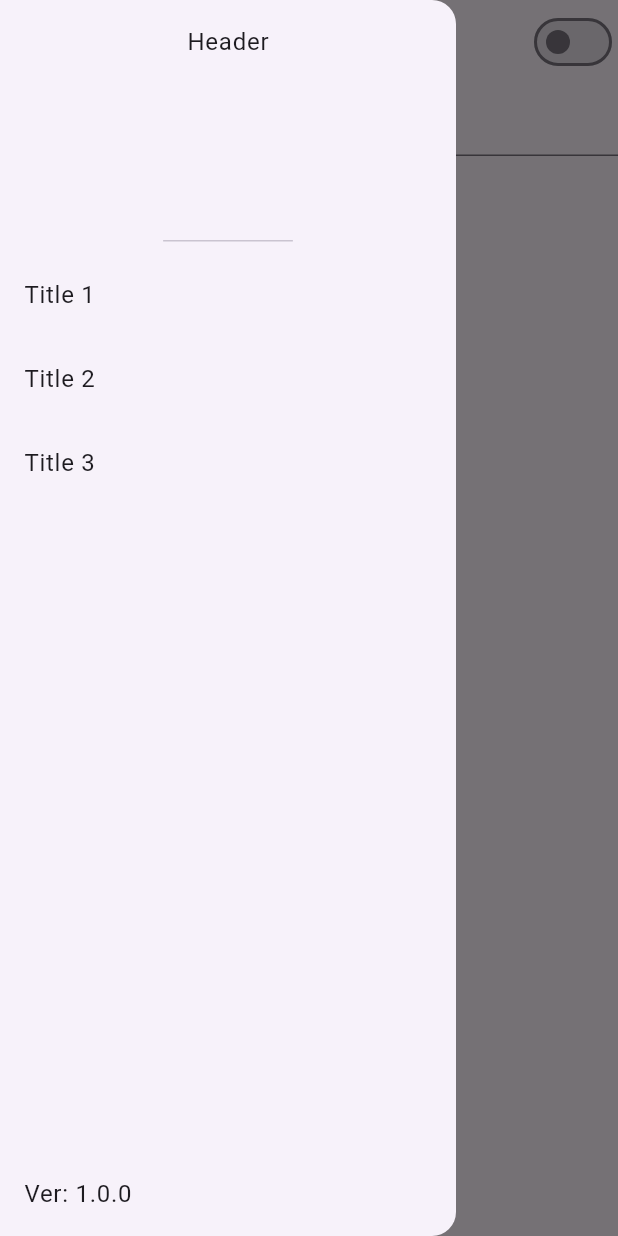
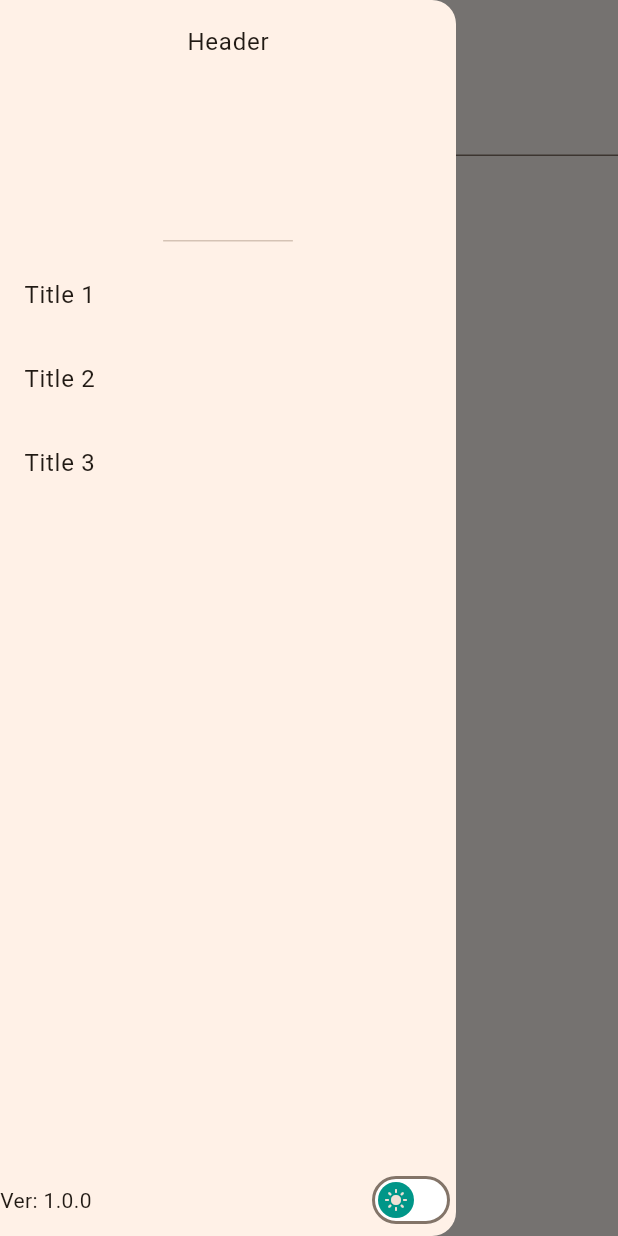
Before and after one commit to dangminhthinh1612/flutter-widgets, a Flutter app: the screen it shows after launch, with the side drawer open, on a phone screen of 412 x 824 dp. Run offline on Flutter 3.47's test engine with Material 3 defaults, Android fonts, the phone set to English and light mode, and no system bars; our stand-ins replace math_expressions; missing offline and left inert: window_size.

Commit message:
Move switch Theme button to drawer

```diff
--- /dev/null
+++ b/lib/common/theme.dart
@@ -0,0 +1,8 @@
+import "package:flutter/material.dart";
+import "package:flutter/scheduler.dart";
+
+const ThemeMode themeMode = ThemeMode.system;
+final bool isDarkMode =
+    SchedulerBinding.instance.platformDispatcher.platformBrightness ==
+        Brightness.dark;
+final appTheme = ThemeData(useMaterial3: true, colorSchemeSeed: Colors.orange);
--- a/lib/main.dart
+++ b/lib/main.dart
@@ -2,7 +2,7 @@ import "dart:io";
 
 import "package:flutter/foundation.dart";
 import "package:flutter/material.dart";
-import "package:flutter/scheduler.dart";
+import "package:flutter_application_1/common/theme.dart";
 import "package:flutter_application_1/screens/new_transaction.dart";
 import "package:flutter_application_1/widgets/Drawer/drawer_column.dart";
 import "package:window_size/window_size.dart";
@@ -41,45 +41,31 @@ class App extends StatefulWidget {
 }
 
 class _AppState extends State<App> {
-  ThemeMode _themeMode = ThemeMode.system;
-  bool _isDarkMode =
-      SchedulerBinding.instance.platformDispatcher.platformBrightness ==
-          Brightness.dark;
-
-  void changeTheme(ThemeMode themeMode) {
-    setState(() {
-      _themeMode = themeMode;
-    });
-  }
+  ThemeMode _themeMode = themeMode;
+  bool _isDarkMode = isDarkMode;
 
   @override
   Widget build(BuildContext context) {
     return MaterialApp(
-      theme: ThemeData(useMaterial3: true),
+      theme: appTheme,
       darkTheme: ThemeData.dark(),
       themeMode: _themeMode,
       debugShowCheckedModeBanner: false,
       home: Scaffold(
         appBar: AppBar(
           title: const Text("Widgets"),
-          actions: [
-            Switch(
-              value: _isDarkMode,
-              onChanged: (bool value) {
-                setState(() {
-                  _isDarkMode = !_isDarkMode;
-                });
-
-                if (_isDarkMode) {
-                  changeTheme(ThemeMode.dark);
-                } else {
-                  changeTheme(ThemeMode.light);
-                }
-              },
-            ),
-          ],
         ),
-        drawer: const Drawer(child: DrawerColumn()),
+        drawer: Drawer(
+          child: DrawerColumn(
+            isDarkMode: _isDarkMode,
+            onSwitch: (ThemeMode value) {
+              setState(() {
+                _isDarkMode = !_isDarkMode;
+                _themeMode = value;
+              });
+            },
+          ),
+        ),
         body: const Center(
           child: NewTransaction(),
         ),
--- a/lib/widgets/Drawer/drawer_column.dart
+++ b/lib/widgets/Drawer/drawer_column.dart
@@ -1,8 +1,20 @@
 import "package:flutter/material.dart";
 
-class DrawerColumn extends StatelessWidget {
-  const DrawerColumn({super.key});
+class DrawerColumn extends StatefulWidget {
+  final bool isDarkMode;
+  final ValueChanged<ThemeMode> onSwitch;
 
+  const DrawerColumn({
+    super.key,
+    required this.isDarkMode,
+    required this.onSwitch,
+  });
+
+  @override
+  State<DrawerColumn> createState() => _DrawerColumnState();
+}
+
+class _DrawerColumnState extends State<DrawerColumn> {
   @override
   Widget build(BuildContext context) {
     return Column(
@@ -28,7 +40,32 @@ class DrawerColumn extends StatelessWidget {
             ],
           ),
         ),
-        const ListTile(title: Text("Ver: 1.0.0")),
+        Row(
+          mainAxisAlignment: MainAxisAlignment.spaceBetween,
+          children: [
+            const Text("Ver: 1.0.0"),
+            Switch(
+              value: widget.isDarkMode,
+              thumbIcon: MaterialStateProperty.resolveWith<Icon?>(
+                  (Set<MaterialState> states) {
+                if (widget.isDarkMode) {
+                  return const Icon(Icons.dark_mode_rounded);
+                } else {
+                  return const Icon(Icons.light_mode_rounded);
+                }
+              }),
+              inactiveThumbColor: Colors.teal,
+              inactiveTrackColor: Colors.white,
+              onChanged: (bool value) {
+                if (value) {
+                  widget.onSwitch(ThemeMode.dark);
+                } else {
+                  widget.onSwitch(ThemeMode.light);
+                }
+              },
+            ),
+          ],
+        ),
       ],
     );
   }
```
